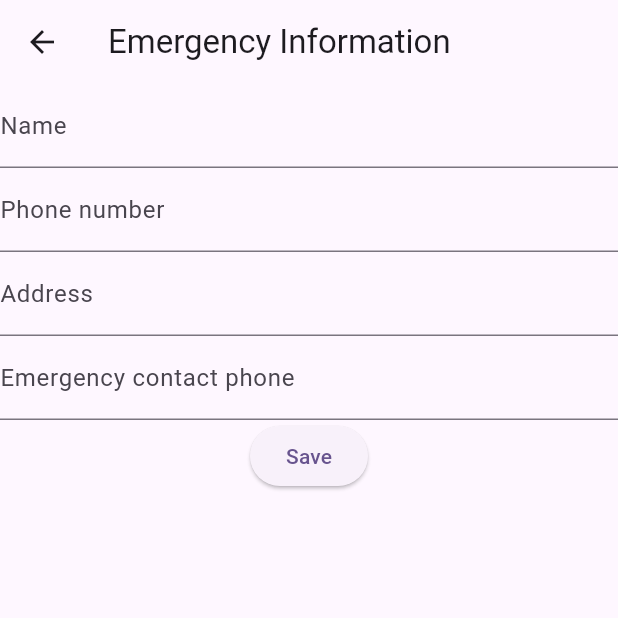
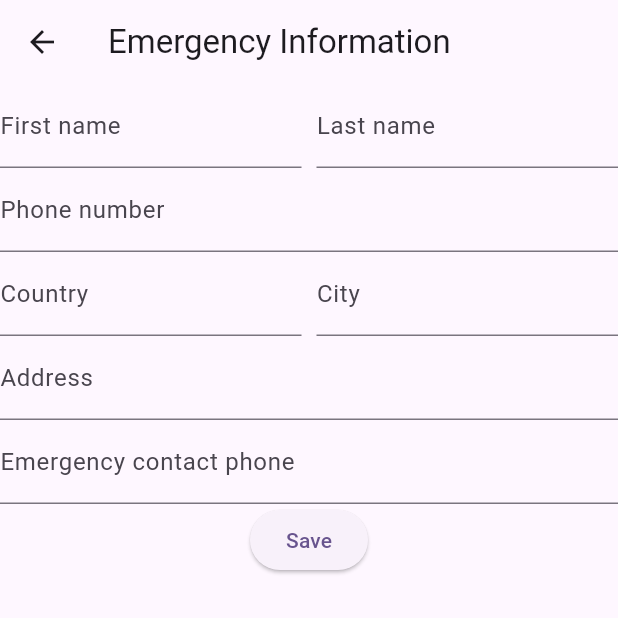
Before and after one commit to fasonju/SpikeGuardApp, a Flutter app: the screen it shows after launch, after a tap on "Set up quick report", on a phone screen of 412 x 824 dp, the top half of it. Run offline on Flutter 3.47's test engine with Material 3 defaults, Android fonts, the phone set to English and light mode, and no system bars; our stand-ins replace flutter_dotenv, geolocator, google_maps_flutter, shared_preferences; network calls fail.

Commit message:
emergency info expanded

```diff
--- a/lib/main.dart
+++ b/lib/main.dart
@@ -4,7 +4,7 @@ import 'package:flutter_dotenv/flutter_dotenv.dart';
 import 'home.dart';
 
 void main() {
-  if (const String.fromEnvironment("ENV") == "development") {
+  if (const String.fromEnvironment("ENV") == "dev") {
     dotenv.load(fileName: '.env').then((value) => print('Loaded ${dotenv.env['API_URL']}'));
   } else {
     print('Using production environment');
--- a/lib/report.dart
+++ b/lib/report.dart
@@ -41,21 +41,43 @@ class _EmergencyInformationFormState extends State<EmergencyInformationForm> {
   late TextEditingController phoneController;
   late TextEditingController addressController;
   late TextEditingController emergencyContactPhoneController;
+  late TextEditingController lastNameController;
+  late TextEditingController cityController;
+  late TextEditingController countryController;
+
 
   @override
   Widget build(BuildContext context) {
     nameController = TextEditingController(text: getCachedValue("name"));
+    lastNameController = TextEditingController(text: getCachedValue("last_name"));
     phoneController = TextEditingController(text: getCachedValue("phone"));
+    cityController = TextEditingController(text: getCachedValue("city"));
+    countryController = TextEditingController(text: getCachedValue("country"));
     addressController = TextEditingController(text: getCachedValue("address"));
     emergencyContactPhoneController = TextEditingController(text: getCachedValue("emergency_contact_phone"));
 
     return Column(
       children: [
-        TextFormField(
-          decoration: const InputDecoration(
-            labelText: 'Name',
-          ),
-          controller: nameController,
+        Row(
+          children: [
+            Expanded(
+              child: TextFormField(
+                decoration: const InputDecoration(
+                  labelText: 'First name',
+                ),
+                controller: nameController,
+              ),
+            ),
+            const SizedBox(width: 10),
+            Expanded(
+              child: TextFormField(
+                decoration: const InputDecoration(
+                  labelText: 'Last name',
+                ),
+                controller: lastNameController,
+              ),
+            ),
+          ],
         ),
         TextFormField(
           decoration: const InputDecoration(
@@ -63,12 +85,34 @@ class _EmergencyInformationFormState extends State<EmergencyInformationForm> {
           ),
           controller: phoneController,
         ),
+        Row(
+          children: [
+            Expanded(
+              child: TextFormField(
+                decoration: const InputDecoration(
+                  labelText: 'Country',
+                ),
+                controller: countryController,
+              ),
+            ),
+            const SizedBox(width: 10),
+            Expanded(
+              child: TextFormField(
+                decoration: const InputDecoration(
+                  labelText: 'City',
+                ),
+                controller: cityController,
+              ),
+            ),
+          ],
+        ),
         TextFormField(
           decoration: const InputDecoration(
             labelText: 'Address',
           ),
           controller: addressController,
         ),
+
         TextFormField(
           decoration: const InputDecoration(
             labelText: 'Emergency contact phone',
@@ -95,6 +139,9 @@ class _EmergencyInformationFormState extends State<EmergencyInformationForm> {
 
   cacheFormValues() {
     saveValue("name", nameController.text);
+    saveValue("last_name", lastNameController.text);
+    saveValue("city", cityController.text);
+    saveValue("country", countryController.text);
     saveValue("phone", phoneController.text);
     saveValue("address", addressController.text);
     saveValue("emergency_contact_phone", emergencyContactPhoneController.text);
```
Also changed, not shown: 1 other file.
